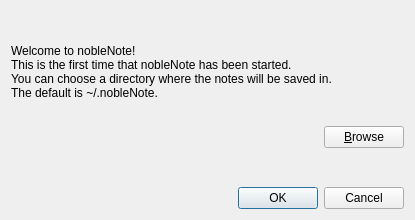
hakaishi/nobleNote, file src/ui/welcome.ui: the form before one commit.
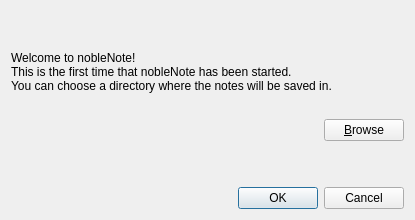
The form after the commit.

What changed in the file:
```diff
--- a/src/ui/welcome.ui
+++ b/src/ui/welcome.ui
@@ -32,8 +32,7 @@
      <property name="text">
       <string>Welcome to nobleNote!
 This is the first time that nobleNote has been started.
-You can choose a directory where the notes will be saved in. 
-The default is ~/.nobleNote.</string>
+You can choose a directory where the notes will be saved in.</string>
      </property>
     </widget>
    </item>
```
